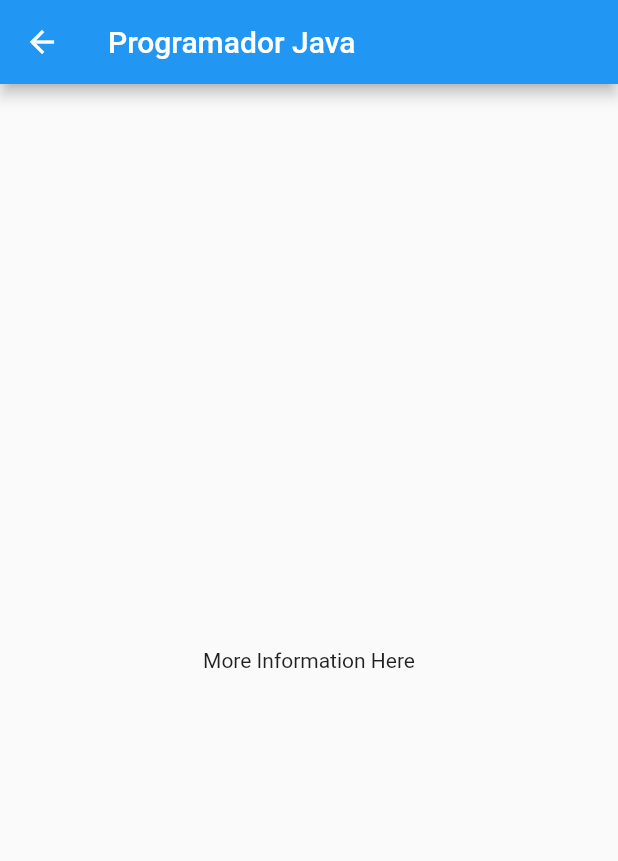
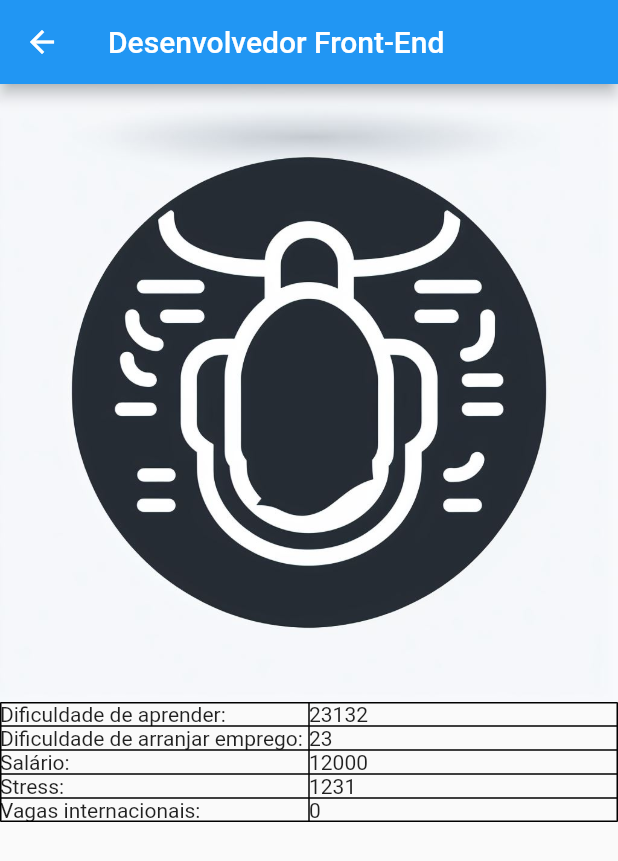
Before and after one commit to cristianoAbudu/game_do_programador, a Flutter app: the screen it shows after launch, after a tap on "Desenvolvedor Front-End", on a phone screen of 412 x 824 dp. Shown: the top 861 px of the screen. Run offline on Flutter 3.47's test engine with Material 2 defaults, Android fonts, the phone set to English and light mode, and no system bars; generated files the repository leaves out were written again.

Commit message:
Passando item para detalhe feito nessa live: https://www.youtube.com/watch?v=oxObWR5fyfI

```diff
--- /dev/null
+++ b/lib/src/sample_feature/profissional_ti.dart
@@ -0,0 +1,39 @@
+class ProfissionalTI {
+  const ProfissionalTI(
+    this.nome,
+    this.stress,
+    this.salario,
+    this.dificuldadeDeAprender,
+    this.dificuldadeDeArranjarEmprego,
+    this.vagasInternacionais,
+  );
+
+  final String nome;
+  final int stress;
+  final int salario;
+  final int dificuldadeDeAprender;
+  final int dificuldadeDeArranjarEmprego;
+  final int vagasInternacionais;
+
+  Map<String, dynamic> toMap() {
+    return {
+      'nome': nome,
+      'stress': stress,
+      'salario': salario,
+      'dificuldadeDeAprender': dificuldadeDeAprender,
+      'dificuldadeDeArranjarEmprego': dificuldadeDeArranjarEmprego,
+      'vagasInternacionais': vagasInternacionais,
+    };
+  }
+
+  factory ProfissionalTI.fromMap(Map<String, dynamic> map) {
+    return ProfissionalTI(
+      map['nome'] as String,
+      map['stress'] as int,
+      map['salario'] as int,
+      map['dificuldadeDeAprender'] as int,
+      map['dificuldadeDeArranjarEmprego'] as int,
+      map['vagasInternacionais'] as int,
+    );
+  }
+}
--- a/lib/src/sample_feature/sample_item_details_view.dart
+++ b/lib/src/sample_feature/sample_item_details_view.dart
@@ -1,4 +1,5 @@
 import 'package:flutter/material.dart';
+import 'package:game_do_programador/src/sample_feature/profissional_ti.dart';
 
 /// Displays detailed information about a ProfissionalTI.
 class ProfissionalTIDetailsView extends StatelessWidget {
@@ -8,12 +9,107 @@ class ProfissionalTIDetailsView extends StatelessWidget {
 
   @override
   Widget build(BuildContext context) {
+
+    final item = ProfissionalTI.fromMap(ModalRoute.of(context)!.settings.arguments as Map<String, dynamic>);
+
     return Scaffold(
       appBar: AppBar(
-        title: const Text('Programador Java'),
+        title: Text(item.nome),
       ),
-      body: const Center(
-        child: Text('More Information Here'),
+      body: Column(
+        children: [
+          Image.asset(
+            'assets/images/${item.nome}.jpeg',
+            fit: BoxFit.cover,
+            width: double.infinity,
+          ),
+
+          Table(
+            border: TableBorder.all(),
+            children: [
+              TableRow(
+                children: [
+                  TableCell(
+                    child: Container(
+
+                      child: Text('Dificuldade de aprender:'),
+                    ),
+                  ),
+                  TableCell(
+                    child: Container(
+
+                      child: Text(item.dificuldadeDeAprender.toString()),
+                    ),
+                  ),
+                ],
+              ),
+              TableRow(
+                children: [
+                  TableCell(
+                    child: Container(
+
+                      child: Text('Dificuldade de arranjar emprego:'),
+                    ),
+                  ),
+                  TableCell(
+                    child: Container(
+
+                      child: Text(item.dificuldadeDeArranjarEmprego.toString()),
+                    ),
+                  ),
+                ],
+              ),
+              TableRow(
+                children: [
+                  TableCell(
+                    child: Container(
+
+                      child: Text('Salário:'),
+                    ),
+                  ),
+                  TableCell(
+                    child: Container(
+
+                      child: Text(item.salario.toString()),
+                    ),
+                  ),
+                ],
+              ),
+              TableRow(
+                children: [
+                  TableCell(
+                    child: Container(
+
+                      child: Text('Stress:'),
+                    ),
+                  ),
+                  TableCell(
+                    child: Container(
+
+                      child: Text(item.stress.toString()),
+                    ),
+                  ),
+                ],
+              ),
+              TableRow(
+                children: [
+                  TableCell(
+                    child: Container(
+
+                      child: Text('Vagas internacionais:'),
+                    ),
+                  ),
+                  TableCell(
+                    child: Container(
+
+                      child: Text(item.vagasInternacionais.toString()),
+                    ),
+                  ),
+                ],
+              ),
+            ],
+          ),
+        ],
       ),
     );
   }
--- a/lib/src/settings/settings_view.dart
+++ b/lib/src/settings/settings_view.dart
@@ -7,7 +7,7 @@ import 'settings_controller.dart';
 /// When a user changes a setting, the SettingsController is updated and
 /// Widgets that listen to the SettingsController are rebuilt.
 class SettingsView extends StatelessWidget {
-  const SettingsView({super.key, required this.controller});
+  const SettingsView({super.key, required this.controller}) ;
 
   static const routeName = '/settings';
 
```
Also changed, not shown: lib/src/sample_feature/sample_item.dart (deleted, +0 -16 lines), lib/src/sample_feature/sample_item_list_view.dart (+47 -46 lines).
